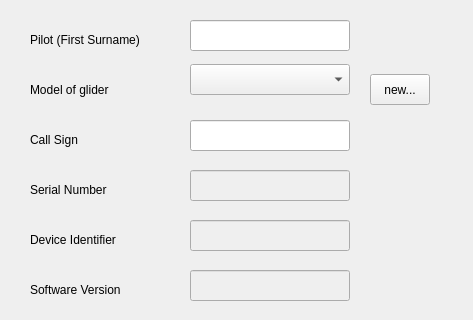
Old version of the form src/settings/flytec6015/DeviceFrame6015.ui in the repository Iv/FlyHigh; both pictures show x 0 to 473 and y 0 to 320 of the 473 by 496 pixel window.
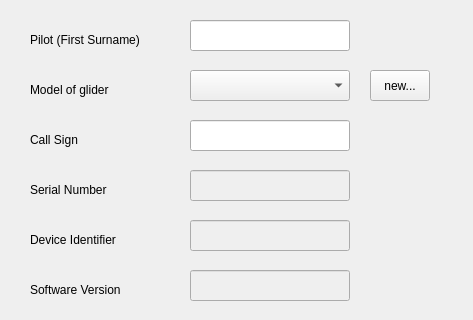
New version of the form.

Diff of the .ui file:
```diff
--- a/src/settings/flytec6015/DeviceFrame6015.ui
+++ b/src/settings/flytec6015/DeviceFrame6015.ui
@@ -17,7 +17,7 @@
    <property name="geometry">
     <rect>
      <x>190</x>
-     <y>64</y>
+     <y>70</y>
      <width>160</width>
      <height>31</height>
     </rect>
@@ -59,7 +59,7 @@
    <property name="geometry">
     <rect>
      <x>370</x>
-     <y>74</y>
+     <y>70</y>
      <width>60</width>
      <height>31</height>
     </rect>
```
